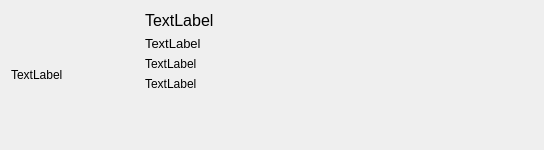
Old version of the form qt_ui/visualizer/ContributionEntry.ui in the repository FilmColors/VIAN.
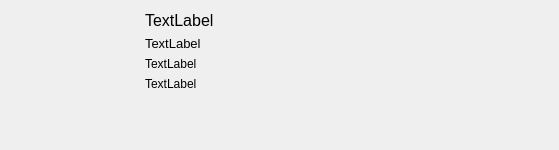
New version of the form.

Diff of the .ui file:
```diff
--- a/qt_ui/visualizer/ContributionEntry.ui
+++ b/qt_ui/visualizer/ContributionEntry.ui
@@ -6,8 +6,8 @@
    <rect>
     <x>0</x>
     <y>0</y>
-    <width>544</width>
-    <height>150</height>
+    <width>559</width>
+    <height>146</height>
    </rect>
   </property>
   <property name="maximumSize">
@@ -21,16 +21,20 @@
   </property>
   <layout class="QHBoxLayout" name="horizontalLayout">
    <item>
-    <widget class="QLabel" name="label">
+    <widget class="QWidget" name="widget" native="true">
+     <property name="minimumSize">
+      <size>
+       <width>128</width>
+       <height>128</height>
+      </size>
+     </property>
      <property name="maximumSize">
       <size>
        <width>128</width>
        <height>128</height>
       </size>
      </property>
-     <property name="text">
-      <string>TextLabel</string>
-     </property>
+     <layout class="QVBoxLayout" name="verticalLayout_2"/>
     </widget>
    </item>
    <item>
```
